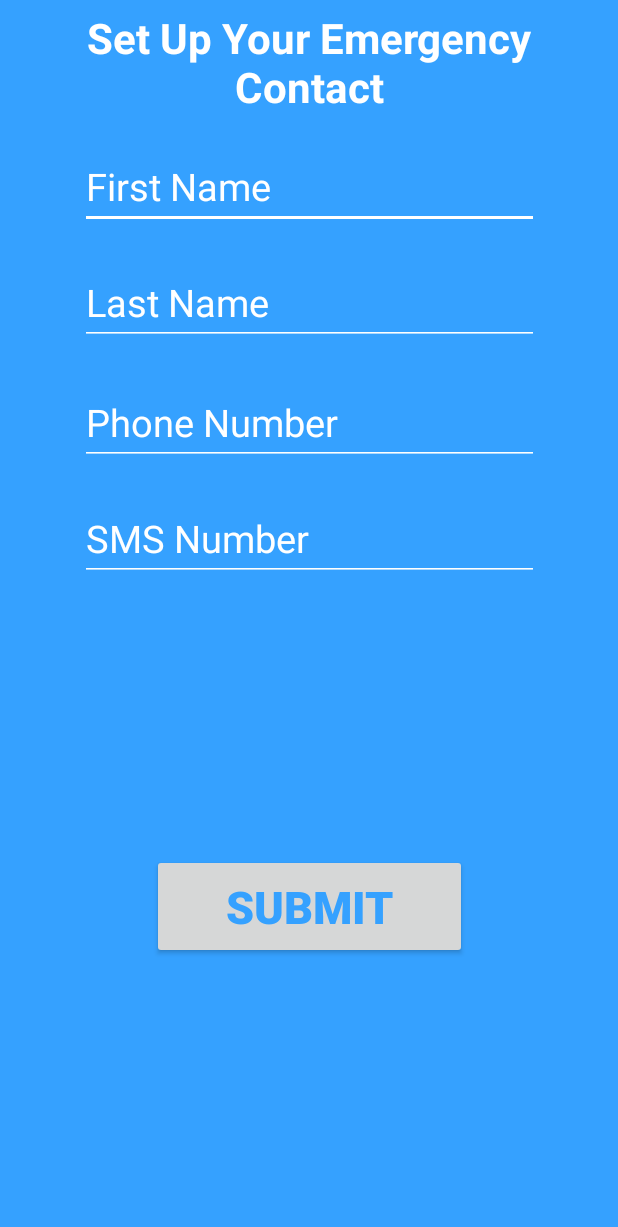
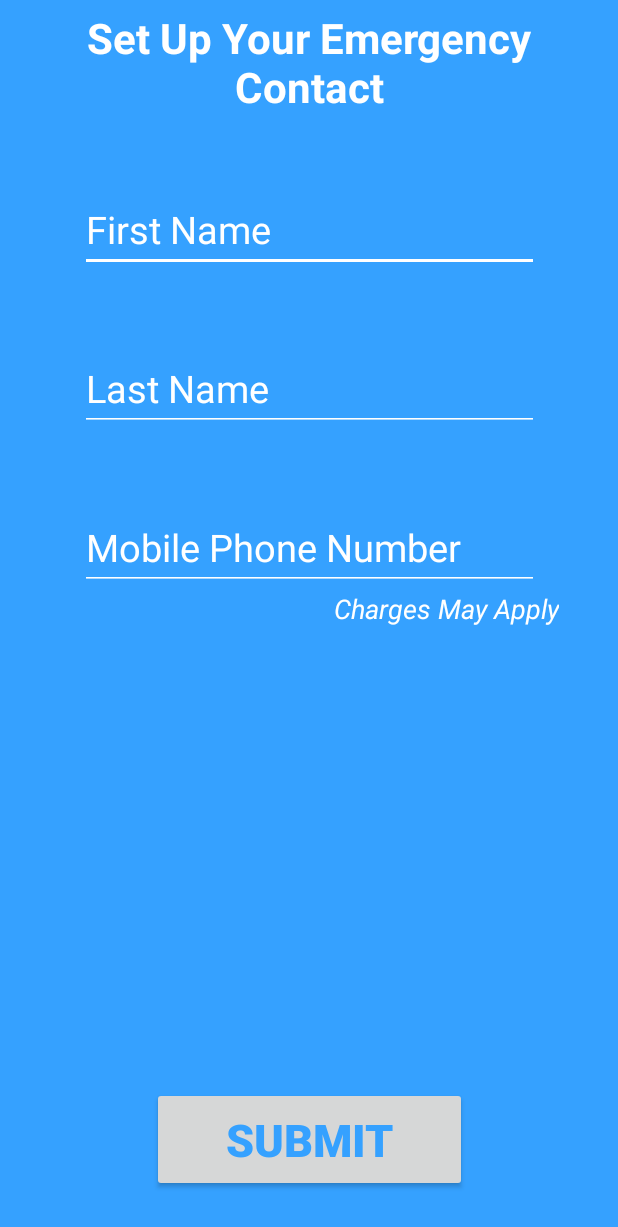
Before and after one commit to khirani6/Stumble, an Android app: the InitialECActivity screen opened directly, with no data from a screen before it, on a phone screen of 412 x 824 dp. Shown: the top 1227 px of the screen. Run offline under Robolectric (Android 15) with nearby library versions, the light colour scheme and no system bars.

Commit message:
Removed SMS Number and changed to Mobile Phone Number
Also removed ER as an option to send an alert to

```diff
--- a/mobile/src/main/java/gameofphones/gatech/stumble/AlertWhoActivity.java
+++ b/mobile/src/main/java/gameofphones/gatech/stumble/AlertWhoActivity.java
@@ -17,7 +17,7 @@ import android.widget.Toast;
 
 public class AlertWhoActivity extends AppCompatActivity {
 
-    String[] templateNamesArr = {"Komal Hirani", "Emergency Room"};
+    String[] templateNamesArr = {"Komal Hirani"};
 
     final String alertString = "This is a test alert sent by User";
 
--- a/mobile/src/main/java/gameofphones/gatech/stumble/ECDetailActivity.java
+++ b/mobile/src/main/java/gameofphones/gatech/stumble/ECDetailActivity.java
@@ -14,7 +14,6 @@ public class ECDetailActivity extends AppCompatActivity {
     private EditText firstNameText;
     private EditText lastNameText;
     private EditText phoneNumText;
-    private EditText smsNumText;
     private ImageButton editButton;
     boolean editing = false;
 
@@ -31,7 +30,6 @@ public class ECDetailActivity extends AppCompatActivity {
         firstNameText = (EditText) findViewById(R.id.firstNameID);
         lastNameText = findViewById(R.id.lastNameID);
         phoneNumText = findViewById(R.id.phoneNumText);
-        smsNumText = findViewById(R.id.smsNumText);
 
 
         Intent intent = getIntent();
@@ -44,7 +42,6 @@ public class ECDetailActivity extends AppCompatActivity {
         firstNameText.setEnabled(false);
         lastNameText.setEnabled(false);
         phoneNumText.setEnabled(false);
-        smsNumText.setEnabled(false);
 
 
 
@@ -56,14 +53,12 @@ public class ECDetailActivity extends AppCompatActivity {
                     firstNameText.setEnabled(true);
                     lastNameText.setEnabled(true);
                     phoneNumText.setEnabled(true);
-                    smsNumText.setEnabled(true);
 
                 } else {
                     editButton.setImageResource(R.drawable.edit_button);
                     firstNameText.setEnabled(false);
                     lastNameText.setEnabled(false);
                     phoneNumText.setEnabled(false);
-                    smsNumText.setEnabled(false);
                     //save new changes
                 }
                 editing = !editing;
--- a/mobile/src/main/java/gameofphones/gatech/stumble/InitialECActivity.java
+++ b/mobile/src/main/java/gameofphones/gatech/stumble/InitialECActivity.java
@@ -14,8 +14,6 @@ public class InitialECActivity extends AppCompatActivity {
     private EditText firstNameField;
     private EditText lastNameField;
     private EditText phoneNumField;
-    private EditText smsNumField;
-
 
     private Button mEnterButton;
     @Override
@@ -26,13 +24,12 @@ public class InitialECActivity extends AppCompatActivity {
         firstNameField = findViewById(R.id.first_name_field);
         lastNameField = findViewById(R.id.last_name_field);
         phoneNumField = findViewById(R.id.callPhoneNumber);
-        smsNumField = findViewById(R.id.smsPhoneNumber);
 
         mEnterButton = findViewById(R.id.enter_button);
         mEnterButton.setOnClickListener(new View.OnClickListener() {
             @Override
             public void onClick(View v) {
-                if (isEmpty(firstNameField) || isEmpty(lastNameField) || isEmpty(phoneNumField) || isEmpty(smsNumField)) {
+                if (isEmpty(firstNameField) || isEmpty(lastNameField) || isEmpty(phoneNumField)) {
                     Context context = getApplicationContext();
                     CharSequence text = "Please fill in all fields";
                     int duration = Toast.LENGTH_SHORT;
--- a/mobile/src/main/res/layout/activity_initial_ec.xml
+++ b/mobile/src/main/res/layout/activity_initial_ec.xml
@@ -25,7 +25,7 @@
         android:id="@+id/first_name_field"
         android:layout_width="306dp"
         android:layout_height="56dp"
-        android:layout_marginTop="21dp"
+        android:layout_marginTop="50dp"
         android:backgroundTint="@color/white"
         android:ems="10"
         android:hint="First Name"
@@ -41,7 +41,7 @@
         android:id="@+id/last_name_field"
         android:layout_width="306dp"
         android:layout_height="56dp"
-        android:layout_marginTop="21dp"
+        android:layout_marginTop="50dp"
         android:backgroundTint="@color/white"
         android:ems="10"
         android:hint="Last Name"
@@ -57,7 +57,7 @@
         android:id="@+id/callPhoneNumber"
         android:layout_width="306dp"
         android:layout_height="56dp"
-        android:layout_marginTop="24dp"
+        android:layout_marginTop="50dp"
         android:backgroundTint="@color/white"
         android:ems="10"
         android:hint="@string/phone_num"
@@ -75,30 +75,24 @@
         android:layout_width="210dp"
         android:layout_height="70dp"
         android:layout_marginBottom="29dp"
-        android:layout_marginTop="26dp"
         android:text="Submit"
         android:textColor="@color/stumbleBackground"
         android:textSize="30sp"
         android:textStyle="bold"
         app:layout_constraintBottom_toBottomOf="parent"
         app:layout_constraintEnd_toEndOf="parent"
-        app:layout_constraintStart_toStartOf="parent"
-        app:layout_constraintTop_toBottomOf="@+id/smsPhoneNumber" />
+        app:layout_constraintStart_toStartOf="parent" />
 
-    <EditText
-        android:id="@+id/smsPhoneNumber"
-        android:layout_width="306dp"
-        android:layout_height="56dp"
-        android:layout_marginTop="21dp"
-        android:backgroundTint="@color/white"
-        android:ems="10"
-        android:hint="SMS Number"
-        android:inputType="phone"
+    <TextView
+        android:id="@+id/chargesText"
+        android:layout_width="wrap_content"
+        android:layout_height="wrap_content"
+        android:layout_marginEnd="39dp"
+        android:text="Charges May Apply"
         android:textColor="@color/white"
-        android:textColorHint="@color/white"
-        android:textSize="25sp"
+        android:textSize="18sp"
+        android:textStyle="italic"
         app:layout_constraintEnd_toEndOf="parent"
-        app:layout_constraintStart_toStartOf="parent"
         app:layout_constraintTop_toBottomOf="@+id/callPhoneNumber" />
 
 </android.support.constraint.ConstraintLayout>
--- a/mobile/src/main/res/values/strings.xml
+++ b/mobile/src/main/res/values/strings.xml
@@ -5,7 +5,7 @@
     <string name="password">Password</string>
     <string name="first_name">First Name</string>
     <string name="last_name">Last Name</string>
-    <string name="phone_num">Phone Number</string>
+    <string name="phone_num">Mobile Phone Number</string>
     <string name="login_error">Invalid username or password</string>
     <string name="general_error">Something went wrong, please try again.</string>
     <string name="empty_fields_error">Please fill in all fields</string>
```
Also changed, not shown: mobile/src/main/res/layout/activity_add_ec.xml (+16 -3 lines), mobile/src/main/res/layout/activity_ecdetail.xml (+7 -33 lines).
